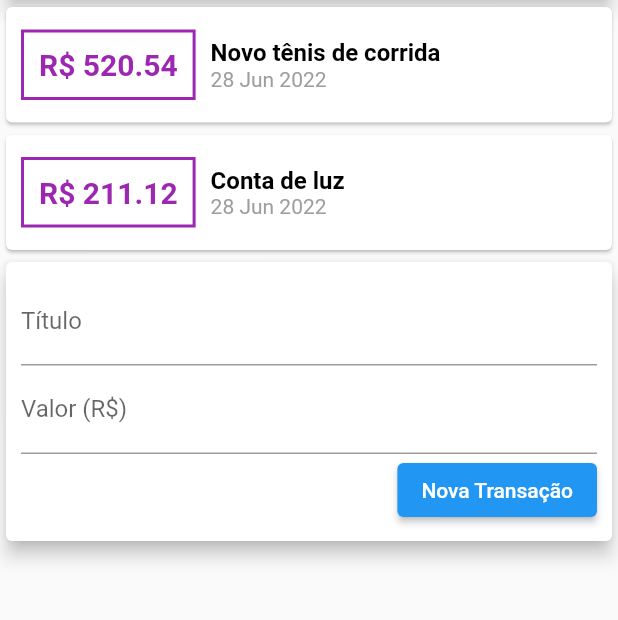
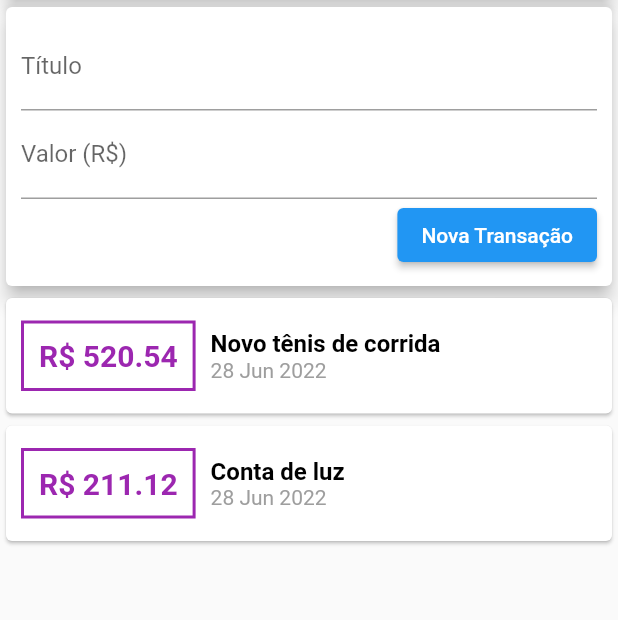
Before and after one commit to marcelookasaki/expenses, a Flutter app: the screen it shows after launch, on a phone screen of 412 x 824 dp, the part 119-739 px from its top. Run offline on Flutter 3.47's test engine with Material 2 defaults, Android fonts, the phone set to English and light mode, and no system bars; missing offline and left inert: dart:ffi.

```diff
--- a/lib/componentes/transaction_list.dart
+++ b/lib/componentes/transaction_list.dart
@@ -9,14 +9,18 @@ class TransactionList extends StatelessWidget {
 
   @override
   Widget build(BuildContext context) {
-    return Column(
+    return Container(
+      height: 300,
+      child: SingleChildScrollView(
+        child: Column(
           children: [
             ...transactions.map((tr) {
               return Card(
                 child: Row(
                   children: [
                     Container(
-                  margin: EdgeInsets.symmetric(vertical: 15, horizontal: 10),
+                      margin:
+                          EdgeInsets.symmetric(vertical: 15, horizontal: 10),
                       decoration: BoxDecoration(
                           border: Border.all(
                         color: Colors.purple,
@@ -56,6 +60,8 @@ class TransactionList extends StatelessWidget {
               );
             }).toList(),
           ],
+        ),
+      ),
     );
   }
 }
--- a/lib/componentes/transaction_user.dart
+++ b/lib/componentes/transaction_user.dart
@@ -46,8 +46,8 @@ class _TransactionUserState extends State<TransactionUser> {
   Widget build(BuildContext context) {
     return Column(
       children: <Widget>[
+        TransactionForm(_addTransaction),
         TransactionList(_transactions),
-        TransactionForm(_addTransaction),
       ],
     );
   }
--- a/lib/main.dart
+++ b/lib/main.dart
@@ -17,7 +17,8 @@ class MyHomePage extends StatelessWidget {
         appBar: AppBar(
           title: Text('Expenses'),
         ),
-        body: Column(
+        body: SingleChildScrollView(
+          child: Column(
             crossAxisAlignment: CrossAxisAlignment.stretch,
             children: <Widget>[
               Container(
@@ -29,6 +30,7 @@ class MyHomePage extends StatelessWidget {
               ),
               TransactionUser(),
             ],
+          ),
         ));
   }
 }
```
Lines whose indentation alone changed are shown as unchanged.
